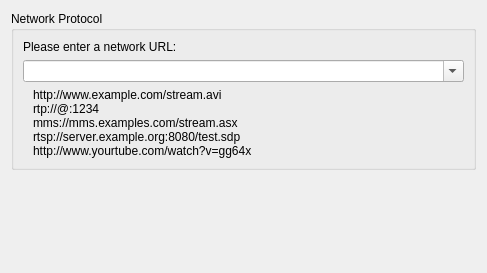
Above: modules/gui/qt/ui/open_net.ui from VijaySharmaaa/VLC-Redesign before the change. Below: the same form after it.
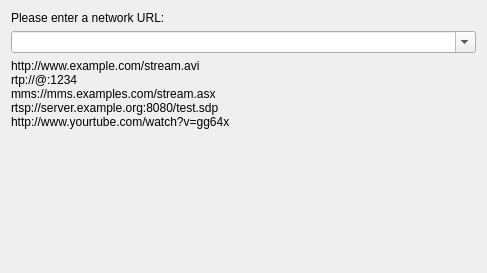
That is the form after the change.

Commit message:
qt: open media: network recent list, one-line help, tile labels
- Network: the URL field in mono with the accent focus ring and no
  drop-down arrow; the recent streams (same OpenDialog/netMRL data)
  listed under it, a click fills the field; the protocols on one line
  with the full examples kept as tooltips; no group box frame. The URL
  field gets an accessible name.
- Tiles show no mnemonic underline; their Alt keys stay as shortcuts.
- "Show more options" is saved from its checkbox: the frame is never
  visible in the destructor, so it was always saved off.

Patch:
```diff
--- a/modules/gui/qt/ui/open_net.ui
+++ b/modules/gui/qt/ui/open_net.ui
@@ -16,11 +16,20 @@
   </property>
   <layout class="QVBoxLayout">
    <item>
-    <widget class="QGroupBox" name="groupBox">
-     <property name="title">
-      <string>Network Protocol</string>
-     </property>
-     <layout class="QGridLayout">
+    <widget class="QWidget" name="groupBox">
+     <layout class="QGridLayout" name="netLayout">
+      <property name="leftMargin">
+       <number>0</number>
+      </property>
+      <property name="topMargin">
+       <number>0</number>
+      </property>
+      <property name="rightMargin">
+       <number>0</number>
+      </property>
+      <property name="bottomMargin">
+       <number>0</number>
+      </property>
       <item row="0" column="0">
        <widget class="QLabel" name="label_1">
         <property name="sizePolicy">
@@ -49,12 +58,6 @@
 rtsp://server.example.org:8080/test.sdp
 http://www.yourtube.com/watch?v=gg64x</string>
         </property>
-        <property name="margin">
-         <number>5</number>
-        </property>
-        <property name="indent">
-         <number>10</number>
-        </property>
        </widget>
       </item>
       <item row="1" column="0">
```
The commit also changes 4 other files.
